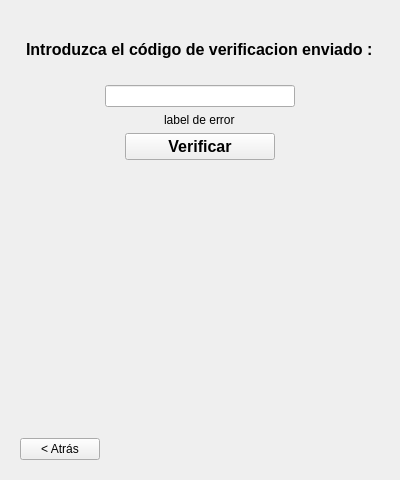
First picture: the form in Minimarket/archivos_ui/login.ui, repository rulssss/Minimarket, before the edit.
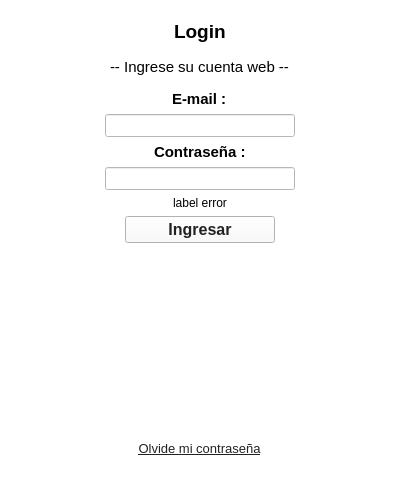
Second picture: the form after the edit.

Commit message: se editaron los ui

```diff
--- a/Minimarket/archivos_ui/login.ui
+++ b/Minimarket/archivos_ui/login.ui
@@ -25,6 +25,24 @@
   <property name="windowTitle">
    <string>Form</string>
   </property>
+  <property name="styleSheet">
+   <string notr="true">
+QWidget {
+    background-color: #ffffff; /* Fondo blanco */
+}
+
+QPushButton {
+    background-color: #f8f9fa;      /* Gris muy claro */
+    color: #222222;                 /* Texto oscuro */
+
+}
+QPushButton:hover {
+    background-color: #e2e6ea;      /* Un poco más oscuro al pasar el mouse */
+}
+QPushButton:pressed {
+    background-color: #d1d5d8;      /* Gris más oscuro al presionar */
+}</string>
+  </property>
   <layout class="QGridLayout" name="gridLayout">
    <item row="0" column="0">
     <widget class="QStackedWidget" name="stackedWidget">
@@ -35,7 +53,7 @@
       </size>
      </property>
      <property name="currentIndex">
-      <number>4</number>
+      <number>1</number>
      </property>
      <widget class="QWidget" name="page_1">
       <layout class="QVBoxLayout" name="verticalLayout">
@@ -295,6 +313,179 @@
        </item>
       </layout>
      </widget>
+     <widget class="QWidget" name="page_6">
+      <layout class="QVBoxLayout" name="verticalLayout_7">
+       <item alignment="Qt::AlignmentFlag::AlignHCenter">
+        <widget class="QLabel" name="label_23">
+         <property name="font">
+          <font>
+           <pointsize>14</pointsize>
+           <bold>true</bold>
+          </font>
+         </property>
+         <property name="text">
+          <string>Login</string>
+         </property>
+        </widget>
+       </item>
+       <item alignment="Qt::AlignmentFlag::AlignHCenter">
+        <widget class="QLabel" name="label_24">
+         <property name="minimumSize">
+          <size>
+           <width>0</width>
+           <height>35</height>
+          </size>
+         </property>
+         <property name="maximumSize">
+          <size>
+           <width>16777215</width>
+           <height>35</height>
+          </size>
+         </property>
+         <property name="font">
+          <font>
+           <pointsize>11</pointsize>
+          </font>
+         </property>
+         <property name="text">
+          <string>-- Ingrese su cuenta web --</string>
+         </property>
+        </widget>
+       </item>
+       <item alignment="Qt::AlignmentFlag::AlignHCenter">
+        <widget class="QLabel" name="label_25">
+         <property name="font">
+          <font>
+           <pointsize>11</pointsize>
+           <bold>true</bold>
+          </font>
+         </property>
+         <property name="text">
+          <string>E-mail :</string>
+         </property>
+        </widget>
+       </item>
+       <item alignment="Qt::AlignmentFlag::AlignHCenter">
+        <widget class="QLineEdit" name="lineEdit_11">
+         <property name="minimumSize">
+          <size>
+           <width>190</width>
+           <height>0</height>
+          </size>
+         </property>
+         <property name="maximumSize">
+          <size>
+           <width>190</width>
+           <height>16777215</height>
+          </size>
+         </property>
+         <property name="font">
+          <font>
+           <pointsize>10</pointsize>
+          </font>
+         </property>
+        </widget>
+       </item>
+       <item alignment="Qt::AlignmentFlag::AlignHCenter">
+        <widget class="QLabel" name="label_26">
+         <property name="font">
+          <font>
+           <pointsize>11</pointsize>
+           <bold>true</bold>
+          </font>
+         </property>
+         <property name="text">
+          <string>Contraseña :</string>
+         </property>
+        </widget>
+       </item>
+       <item alignment="Qt::AlignmentFlag::AlignHCenter">
+        <widget class="QLineEdit" name="lineEdit_12">
+         <property name="minimumSize">
+          <size>
+           <width>190</width>
+           <height>0</height>
+          </size>
+         </property>
+         <property name="maximumSize">
+          <size>
+           <width>190</width>
+           <height>16777215</height>
+          </size>
+         </property>
+         <property name="font">
+          <font>
+           <pointsize>10</pointsize>
+          </font>
+         </property>
+        </widget>
+       </item>
+       <item alignment="Qt::AlignmentFlag::AlignHCenter">
+        <widget class="QLabel" name="label_27">
+         <property name="text">
+          <string>label error</string>
+         </property>
+        </widget>
+       </item>
+       <item alignment="Qt::AlignmentFlag::AlignHCenter">
+        <widget class="QPushButton" name="pushButton_15">
+         <property name="minimumSize">
+          <size>
+           <width>150</width>
+           <height>0</height>
+          </size>
+         </property>
+         <property name="maximumSize">
+          <size>
+           <width>150</width>
+           <height>16777215</height>
+          </size>
+         </property>
+         <property name="font">
+          <font>
+           <pointsize>12</pointsize>
+           <bold>true</bold>
+          </font>
+         </property>
+         <property name="text">
+          <string>Ingresar</string>
+         </property>
+        </widget>
+       </item>
+       <item>
+        <spacer name="verticalSpacer_4">
+         <property name="orientation">
+          <enum>Qt::Orientation::Vertical</enum>
+         </property>
+         <property name="sizeHint" stdset="0">
+          <size>
+           <width>20</width>
+           <height>40</height>
+          </size>
+         </property>
+        </spacer>
+       </item>
+       <item alignment="Qt::AlignmentFlag::AlignHCenter">
+        <widget class="QPushButton" name="pushButton_16">
+         <property name="font">
+          <font>
+           <pointsize>10</pointsize>
+           <underline>true</underline>
+          </font>
+         </property>
+         <property name="text">
+          <string>Olvide mi contraseña</string>
+         </property>
+         <property name="default">
+          <bool>false</bool>
+         </property>
+         <property name="flat">
+          <bool>true</bool>
+         </property>
+        </widget>
+       </item>
+      </layout>
+     </widget>
      <widget class="QWidget" name="page_2">
       <layout class="QVBoxLayout" name="verticalLayout_2">
        <item alignment="Qt::AlignmentFlag::AlignHCenter">
```
The commit also changes 5 other files.
